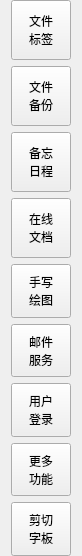
The window that main/ui/WidgetFunctional.ui (3548848289/SmartDesk) describes before a commit, drawn with Qt 5.
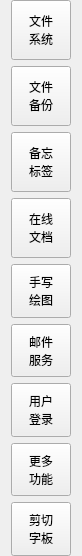
The same window after the commit. Icons and pictures are not drawn.

Diff of the .ui file:
```diff
--- a/main/ui/WidgetFunctional.ui
+++ b/main/ui/WidgetFunctional.ui
@@ -88,7 +88,7 @@
      </property>
      <property name="text">
       <string>文件
-标签</string>
+系统</string>
      </property>
      <property name="icon">
       <iconset theme="QIcon::ThemeIcon::FolderOpen"/>
@@ -221,7 +221,7 @@
      </property>
      <property name="text">
       <string>备忘
-日程</string>
+标签</string>
      </property>
      <property name="icon">
       <iconset theme="QIcon::ThemeIcon::DocumentOpenRecent"/>
```
